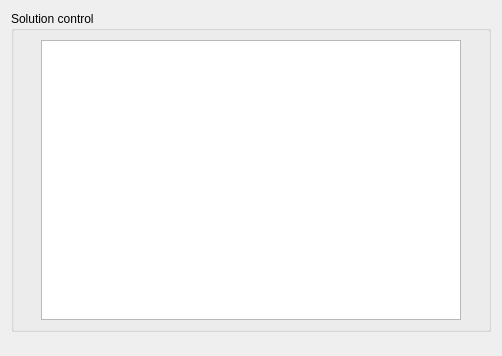
code-saturne/code_saturne, file gui/Pages/OutputSurfacicVariablesForm.ui: the form before one commit.
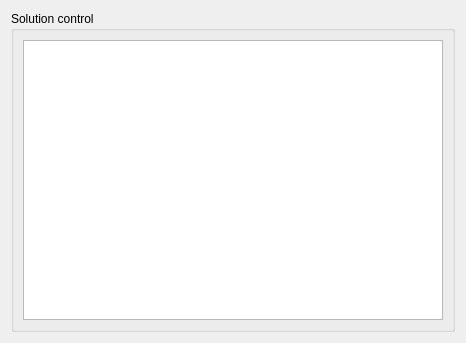
The form after the commit.

```diff
--- a/gui/Pages/OutputSurfacicVariablesForm.ui
+++ b/gui/Pages/OutputSurfacicVariablesForm.ui
@@ -6,27 +6,14 @@
    <rect>
     <x>0</x>
     <y>0</y>
-    <width>502</width>
-    <height>356</height>
+    <width>446</width>
+    <height>328</height>
    </rect>
   </property>
   <property name="windowTitle">
    <string>Form</string>
   </property>
   <layout class="QGridLayout" name="gridLayout_2">
-   <item row="1" column="0">
-    <spacer>
-     <property name="orientation">
-      <enum>Qt::Vertical</enum>
-     </property>
-     <property name="sizeHint" stdset="0">
-      <size>
-       <width>16</width>
-       <height>16</height>
-      </size>
-     </property>
-    </spacer>
-   </item>
    <item row="0" column="0">
     <widget class="QGroupBox" name="groupBox">
      <property name="title">
@@ -34,19 +21,6 @@
      </property>
      <layout class="QGridLayout" name="gridLayout">
       <item row="0" column="0">
-       <spacer>
-        <property name="orientation">
-         <enum>Qt::Horizontal</enum>
-        </property>
-        <property name="sizeHint" stdset="0">
-         <size>
-          <width>13</width>
-          <height>277</height>
-         </size>
-        </property>
-       </spacer>
-      </item>
-      <item row="0" column="1">
        <widget class="QTableView" name="tableViewOutput">
         <property name="minimumSize">
          <size>
@@ -56,19 +30,6 @@
         </property>
        </widget>
       </item>
-      <item row="0" column="2">
-       <spacer name="spacer">
-        <property name="orientation">
-         <enum>Qt::Horizontal</enum>
-        </property>
-        <property name="sizeHint" stdset="0">
-         <size>
-          <width>13</width>
-          <height>277</height>
-         </size>
-        </property>
-       </spacer>
-      </item>
      </layout>
     </widget>
    </item>
```
